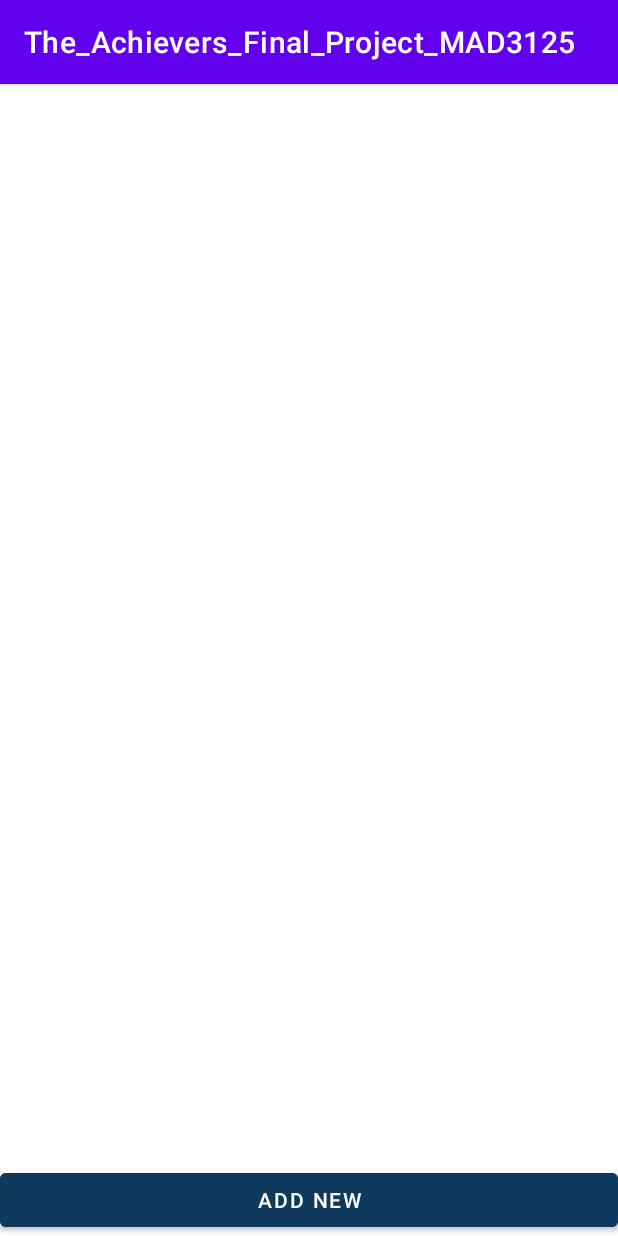
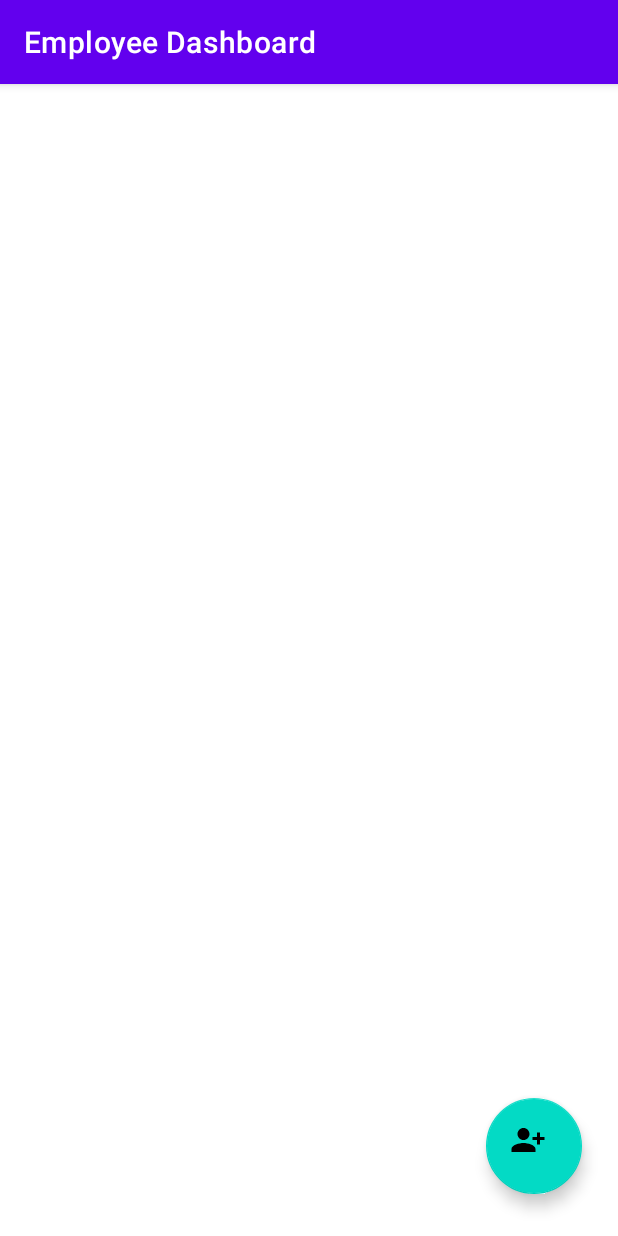
Before and after one commit to Sonia364/The_Achievers_Final_Project_MAD3125, an Android app: the EmployeeDashboard screen opened directly, with no data from a screen before it, on a phone screen of 412 x 824 dp. Run offline under Robolectric (Android 15) with nearby library versions, the phone set to English and light mode, and no system bars.

Commit message:
Added models package and implemented floating button in employee dashboard activity.

```diff
--- a/app/build.gradle
+++ b/app/build.gradle
@@ -40,4 +40,6 @@ dependencies {
     testImplementation 'junit:junit:4.13.2'
     androidTestImplementation 'androidx.test.ext:junit:1.1.4'
     androidTestImplementation 'androidx.test.espresso:espresso-core:3.5.0'
+
+    implementation 'com.google.android.material:material:1.3.0-alpha02'
 }
--- a/app/src/main/java/com/sonia/the_achievers_final_project_mad3125/views/EmployeeDashboard.java
+++ b/app/src/main/java/com/sonia/the_achievers_final_project_mad3125/views/EmployeeDashboard.java
@@ -5,12 +5,14 @@ import androidx.appcompat.app.AppCompatActivity;
 import android.os.Bundle;
 import android.widget.Button;
 import android.content.Intent;
+import com.google.android.material.floatingactionbutton.FloatingActionButton;
+
 
 import com.sonia.the_achievers_final_project_mad3125.R;
 
 public class EmployeeDashboard extends AppCompatActivity {
 
-    Button addRecord;
+    FloatingActionButton addRecord;
 
     @Override
     protected void onCreate(Bundle savedInstanceState) {
--- /dev/null
+++ b/app/src/main/res/drawable/ic_baseline_person_add_alt_1_24.xml
@@ -0,0 +1,5 @@
+<vector android:height="70dp" android:tint="#000000"
+    android:viewportHeight="24" android:viewportWidth="24"
+    android:width="70dp" xmlns:android="http://schemas.android.com/apk/res/android">
+    <path android:fillColor="@android:color/white" android:pathData="M13,8c0,-2.21 -1.79,-4 -4,-4S5,5.79 5,8s1.79,4 4,4S13,10.21 13,8zM15,10v2h3v3h2v-3h3v-2h-3V7h-2v3H15zM1,18v2h16v-2c0,-2.66 -5.33,-4 -8,-4S1,15.34 1,18z"/>
+</vector>
--- a/app/src/main/res/layout/activity_employee_dashboard.xml
+++ b/app/src/main/res/layout/activity_employee_dashboard.xml
@@ -16,15 +16,18 @@
         app:layout_constraintRight_toRightOf="parent"
         />
 
-    <Button
+
+    <com.google.android.material.floatingactionbutton.FloatingActionButton
         android:id="@+id/add_new"
-        android:layout_width="match_parent"
-        android:layout_height="wrap_content"
-        android:backgroundTint="@color/theme_btn_text_color"
-        android:text="Add New"
+        android:layout_width="64dp"
+        android:layout_height="64dp"
+        android:layout_marginEnd="24dp"
+        android:layout_marginBottom="28dp"
+
+        app:fabSize="auto"
+        app:layout_constraintBottom_toBottomOf="parent"
         app:layout_constraintEnd_toEndOf="parent"
-        app:layout_constraintStart_toStartOf="parent"
-       app:layout_constraintBottom_toBottomOf="parent" />
+        app:srcCompat="@drawable/ic_baseline_person_add_alt_1_24" />
 
 
 </androidx.constraintlayout.widget.ConstraintLayout>
--- a/app/src/main/res/values/strings.xml
+++ b/app/src/main/res/values/strings.xml
@@ -1,5 +1,5 @@
 <resources>
-    <string name="app_name">The_Achievers_Final_Project_MAD3125</string>
+    <string name="app_name">Employee Dashboard</string>
 
     <string-array name="type">
 
```
Also changed, not shown: app/src/main/java/com/sonia/the_achievers_final_project_mad3125/Employee.java (deleted, +0 -37 lines), app/src/main/res/drawable/add.webp (added).
